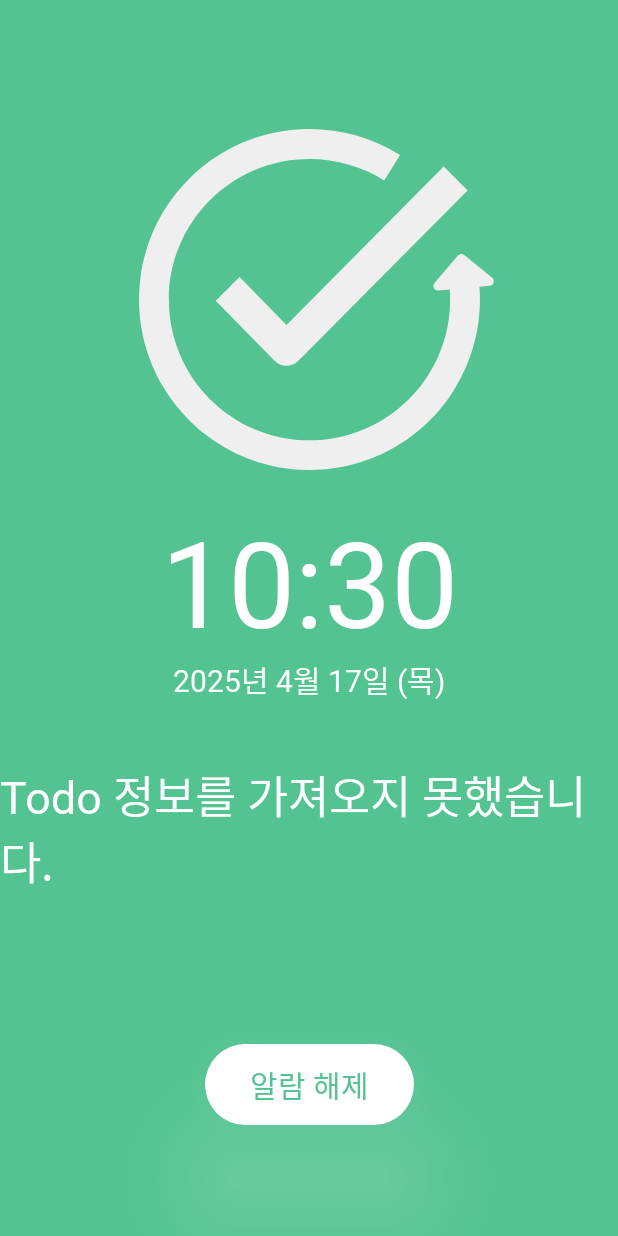
After one commit to PARAOOO/todolist_android, an Android app built with Jetpack Compose: the AlarmActivity screen opened directly, with no data from a screen before it, on a phone screen of 412 x 824 dp. The commit adds this screen. Run offline under Robolectric (Android 15) with nearby library versions, the phone set to English and light mode, and no system bars; Roboto replaces fonts that are not available here.

Commit message:
update: update popup alarm function

```diff
--- a/data/src/main/java/com/paraooo/data/platform/alarm/AlarmReceiver.kt
+++ b/data/src/main/java/com/paraooo/data/platform/alarm/AlarmReceiver.kt
@@ -14,6 +14,7 @@ import kotlinx.coroutines.launch
 const val TAG = "PARAOOO"
 
 class AlarmReceiver : BroadcastReceiver() {
+
     override fun onReceive(context: Context?, intent: Intent) {
         val templateId = intent.getLongExtra("templateId", -1)
 
--- a/presentation/src/main/java/com/paraooo/todolist/di/AppModules.kt
+++ b/presentation/src/main/java/com/paraooo/todolist/di/AppModules.kt
@@ -6,8 +6,8 @@ import com.paraooo.data.local.database.TodoDatabase
 import com.paraooo.data.local.migrations.MIGRATION_1_2
 import com.paraooo.data.local.migrations.MIGRATION_2_5
 import com.paraooo.data.platform.alarm.AlarmScheduler
+import com.paraooo.data.platform.alarm.IntentProvider
 import com.paraooo.data.platform.alarm.NotificationHelper
-import com.paraooo.data.platform.alarm.NotificationIntentProvider
 import com.paraooo.data.repository.TodoRepositoryImpl
 import com.paraooo.domain.repository.TodoRepository
 import com.paraooo.todolist.ui.features.create.CreateViewModel
@@ -53,7 +53,7 @@ val viewModelModule = module {
 }
 
 val notificationModule = module {
-    single<NotificationIntentProvider> { AppNotificationIntentProvider() }
+    single<IntentProvider> { AppIntentProvider() }
     single { NotificationHelper(get()) }
 }
 
--- /dev/null
+++ b/presentation/src/main/java/com/paraooo/todolist/ui/features/alarm/AlarmActivity.kt
@@ -0,0 +1,111 @@
+package com.paraooo.todolist.ui.features.alarm
+
+import android.content.Context
+import android.os.Build
+import android.os.Bundle
+import android.os.PersistableBundle
+import android.os.PowerManager
+import android.os.VibrationEffect
+import android.os.Vibrator
+import android.os.VibratorManager
+import android.provider.Settings
+import android.view.WindowManager
+import androidx.activity.ComponentActivity
+import androidx.activity.compose.setContent
+import androidx.annotation.RequiresApi
+
+class AlarmActivity : ComponentActivity() {
+
+    private var wakeLock: PowerManager.WakeLock? = null
+    private var isWakeLockReleased = false
+
+    override fun onCreate(savedInstanceState: Bundle?) {
+        super.onCreate(savedInstanceState)
+
+        vibrate()
+
+        val todoName = intent.getStringExtra("todoName") ?: "Todo 정보를 가져오지 못했습니다."
+
+        // deprecated 플래그 사용 (잠금화면 위 + 화면 켜기)
+        window.addFlags(WindowManager.LayoutParams.FLAG_SHOW_WHEN_LOCKED)
+        window.addFlags(WindowManager.LayoutParams.FLAG_TURN_SCREEN_ON)
+        window.addFlags(WindowManager.LayoutParams.FLAG_KEEP_SCREEN_ON)
+
+        // 화면 깨우기 (FULL_WAKE_LOCK 사용)
+        val powerManager = getSystemService(Context.POWER_SERVICE) as PowerManager
+        wakeLock = powerManager.newWakeLock(
+            PowerManager.FULL_WAKE_LOCK or PowerManager.ACQUIRE_CAUSES_WAKEUP,
+            "todolist:alarmWakeLock"
+        ).apply {
+            acquire(60 * 1000L * 5) // 5분 유지
+        }
+
+        // Overlay 권한이 있으면 TYPE 설정 (원래 필요 없을 수도 있음)
+        if (Settings.canDrawOverlays(this)) {
+            window.setType(WindowManager.LayoutParams.TYPE_APPLICATION_OVERLAY)
+        }
+
+        setContent {
+            AlarmScreen(
+                todoName = todoName,
+                onDismiss = {
+                    stopVibrate()
+                    releaseWakeLock()
+                    finish()
+                }
+            )
+        }
+    }
+
+    override fun onPause() {
+        super.onPause()
+        releaseWakeLock()
+    }
+
+    override fun onStop() {
+        super.onStop()
+        stopVibrate()
+        releaseWakeLock()
+        finish()
+    }
+
+    private fun releaseWakeLock() {
+        if (!isWakeLockReleased && wakeLock?.isHeld == true) {
+            wakeLock?.release()
+            isWakeLockReleased = true
+        }
+    }
+
+
+    private fun vibrate() {
+        val vibrator = if (Build.VERSION.SDK_INT >= Build.VERSION_CODES.S) {
+            val vibratorManager = getSystemService(Context.VIBRATOR_MANAGER_SERVICE) as VibratorManager
+            vibratorManager.defaultVibrator
+        } else {
+            @Suppress("DEPRECATION")
+            getSystemService(Context.VIBRATOR_SERVICE) as Vibrator
+        }
+
+        val pattern = longArrayOf(0, 500, 500) // 대기 0ms → 진동 500ms → 정지 500ms → 반복
+
+        if (Build.VERSION.SDK_INT >= Build.VERSION_CODES.O) {
+            val effect = VibrationEffect.createWaveform(pattern, 0) // 0부터 반복
+            vibrator.vibrate(effect)
+        } else {
+            @Suppress("DEPRECATION")
+            vibrator.vibrate(pattern, 0)
+        }
+    }
+
+    private fun stopVibrate() {
+        val vibrator = if (Build.VERSION.SDK_INT >= Build.VERSION_CODES.S) {
+            val vibratorManager = getSystemService(Context.VIBRATOR_MANAGER_SERVICE) as VibratorManager
+            vibratorManager.defaultVibrator
+        } else {
+            @Suppress("DEPRECATION")
+            getSystemService(Context.VIBRATOR_SERVICE) as Vibrator
+        }
+
+        vibrator.cancel()
+    }
+}
--- /dev/null
+++ b/presentation/src/main/java/com/paraooo/todolist/ui/features/alarm/AlarmScreen.kt
@@ -0,0 +1,146 @@
+package com.paraooo.todolist.ui.features.alarm
+
+import androidx.compose.foundation.Image
+import androidx.compose.foundation.background
+import androidx.compose.foundation.layout.Arrangement
+import androidx.compose.foundation.layout.Box
+import androidx.compose.foundation.layout.Column
+import androidx.compose.foundation.layout.Spacer
+import androidx.compose.foundation.layout.fillMaxSize
+import androidx.compose.foundation.layout.height
+import androidx.compose.foundation.layout.padding
+import androidx.compose.foundation.layout.size
+import androidx.compose.foundation.shape.RoundedCornerShape
+import androidx.compose.material3.Button
+import androidx.compose.material3.ButtonDefaults
+import androidx.compose.material3.Surface
+import androidx.compose.material3.Text
+import androidx.compose.runtime.Composable
+import androidx.compose.runtime.LaunchedEffect
+import androidx.compose.runtime.mutableStateOf
+import androidx.compose.runtime.remember
+import androidx.compose.ui.Alignment
+import androidx.compose.ui.Modifier
+import androidx.compose.ui.draw.shadow
+import androidx.compose.ui.graphics.Color
+import androidx.compose.ui.res.painterResource
+import androidx.compose.ui.text.font.FontWeight
+import androidx.compose.ui.tooling.preview.Preview
+import androidx.compose.ui.unit.dp
+import androidx.compose.ui.unit.sp
+import com.paraooo.todolist.R
+import com.paraooo.todolist.ui.theme.PretendardFontFamily
+import com.paraooo.todolist.ui.util.roundedClickable
+import kotlinx.coroutines.delay
+import org.intellij.lang.annotations.JdkConstants.HorizontalAlignment
+import java.time.LocalDateTime
+import java.time.format.DateTimeFormatter
+import java.util.Locale
+
+@Composable
+fun AlarmScreen(
+    todoName: String,
+    onDismiss: () -> Unit
+) {
+
+    val currentDateTime = remember { mutableStateOf(LocalDateTime.now()) }
+
+    LaunchedEffect(Unit) {
+        while (true) {
+            currentDateTime.value = LocalDateTime.now()
+            val delayMillis = 1000L
+            delay(delayMillis)
+        }
+    }
+
+    LaunchedEffect(Unit) {
+        delay(1000L * 30) // 30초 (1000ms * 30)
+        onDismiss()
+    }
+
+    val timeFormatter = DateTimeFormatter.ofPattern("HH:mm")
+
+    // 날짜 (2024년 5월 12일 (월))
+    val dateFormatter = DateTimeFormatter.ofPattern("yyyy년 M월 d일 (E)", Locale.KOREAN)
+
+    Column(
+        modifier = Modifier
+            .fillMaxSize()
+            .background(Color(0xFF54C392)),
+        horizontalAlignment = Alignment.CenterHorizontally,
+        verticalArrangement = Arrangement.Center
+    ) {
+        Column(
+            horizontalAlignment = Alignment.CenterHorizontally,
+        ) {
+            Image(
+                painter = painterResource(com.paraooo.data.R.drawable.bg_todolist_notification),
+                contentDescription = "알람 이미지",
+                Modifier.size(250.dp)
+            )
+
+            Spacer(modifier = Modifier.height(20.dp))
+
+            Text(
+                text = currentDateTime.value.format(timeFormatter),
+                fontSize = 80.sp,
+                color = Color.White,
+                fontWeight = FontWeight.ExtraLight,
+                fontFamily = PretendardFontFamily
+            )
+
+            Text(
+                text = currentDateTime.value.format(dateFormatter),
+                fontSize = 20.sp,
+                color = Color.White,
+                fontWeight = FontWeight.Normal,
+                fontFamily = PretendardFontFamily
+            )
+
+            Spacer(modifier = Modifier.height(40.dp))
+
+            Text(
+                text = todoName,
+                fontSize = 30.sp,
+                color = Color.White,
+                fontWeight = FontWeight.Medium,
+                fontFamily = PretendardFontFamily
+            )
+
+            Spacer(modifier = Modifier.height(100.dp))
+
+            Box(
+                modifier = Modifier.background(
+                    color = Color.White,
+                    shape = RoundedCornerShape(100.dp)
+                ).shadow(
+                    elevation = 40.dp,
+                    shape = RoundedCornerShape(100.dp),
+                    clip = false,
+                    ambientColor = Color.White,
+                    spotColor = Color.White
+                ).roundedClickable(
+                    cornerRadius = 100.dp,
+                    onClick = onDismiss
+                )
+            ) {
+                Text(
+                    text = "알람 해제",
+                    fontSize = 20.sp,
+                    color = Color(0xFF54C392),
+                    fontWeight = FontWeight.Light,
+                    fontFamily = PretendardFontFamily,
+                    modifier = Modifier.padding(
+                        horizontal = 30.dp, vertical = 12.dp
+                    )
+                )
+            }
+        }
+    }
+}
+
+@Preview
+@Composable
+fun PreviewAlarmScreen() {
+    AlarmScreen("치과가기", onDismiss = {})
+}
```
Also changed, not shown: data/src/main/java/com/paraooo/data/platform/alarm/AlarmRestoreWorker.kt (+5 -11 lines), data/src/main/java/com/paraooo/data/platform/alarm/AlarmScheduler.kt (+0 -10 lines), data/src/main/java/com/paraooo/data/platform/alarm/AlarmWorker.kt (+11 -1 lines), data/src/main/java/com/paraooo/data/platform/alarm/NotificationHelper.kt (+2 -42 lines), data/src/main/java/com/paraooo/data/platform/alarm/NotificationIntentProvider.kt (+5 -2 lines), data/src/main/java/com/paraooo/data/repository/TodoRepositoryImpl.kt (+8 -3 lines), presentation/src/main/AndroidManifest.xml (+10 -0 lines), presentation/src/main/java/com/paraooo/todolist/MainActivity.kt (+0 -28 lines), presentation/src/main/java/com/paraooo/todolist/di/AppNotificationIntentProvider.kt (+14 -3 lines), presentation/src/main/java/com/paraooo/todolist/ui/components/TodoInputForm.kt (+13 -10 lines), 3 other files.
